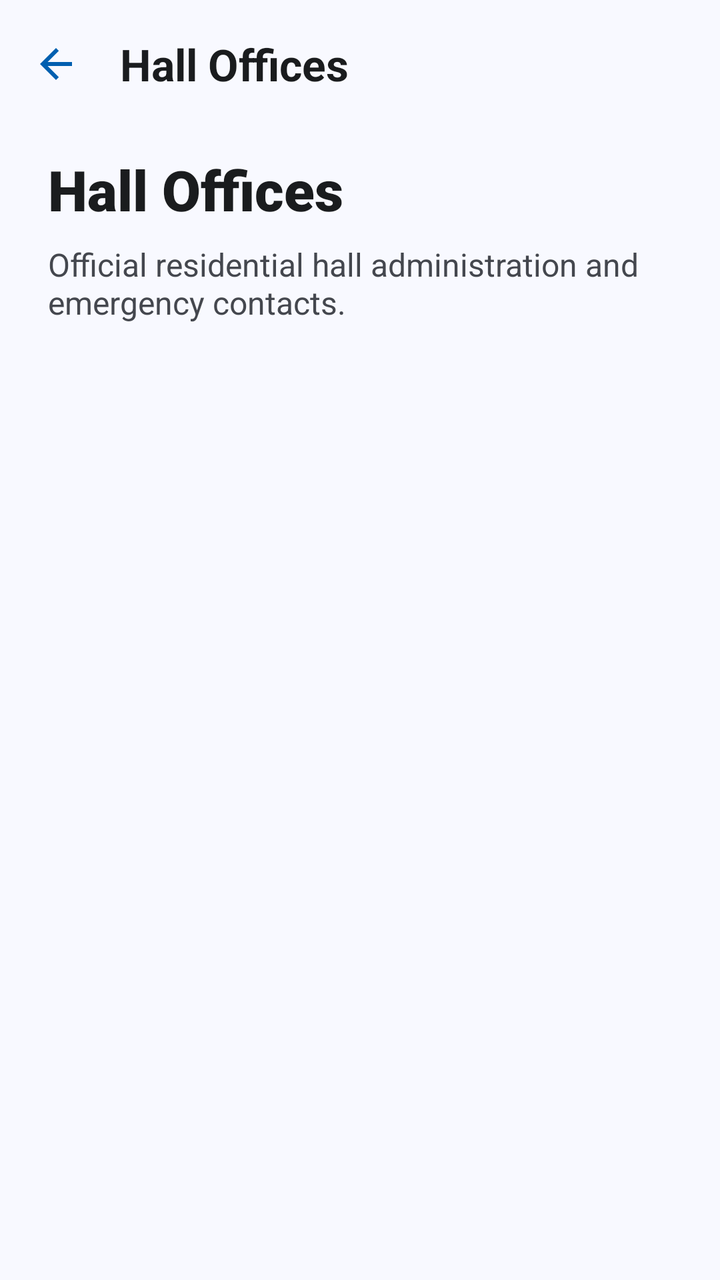
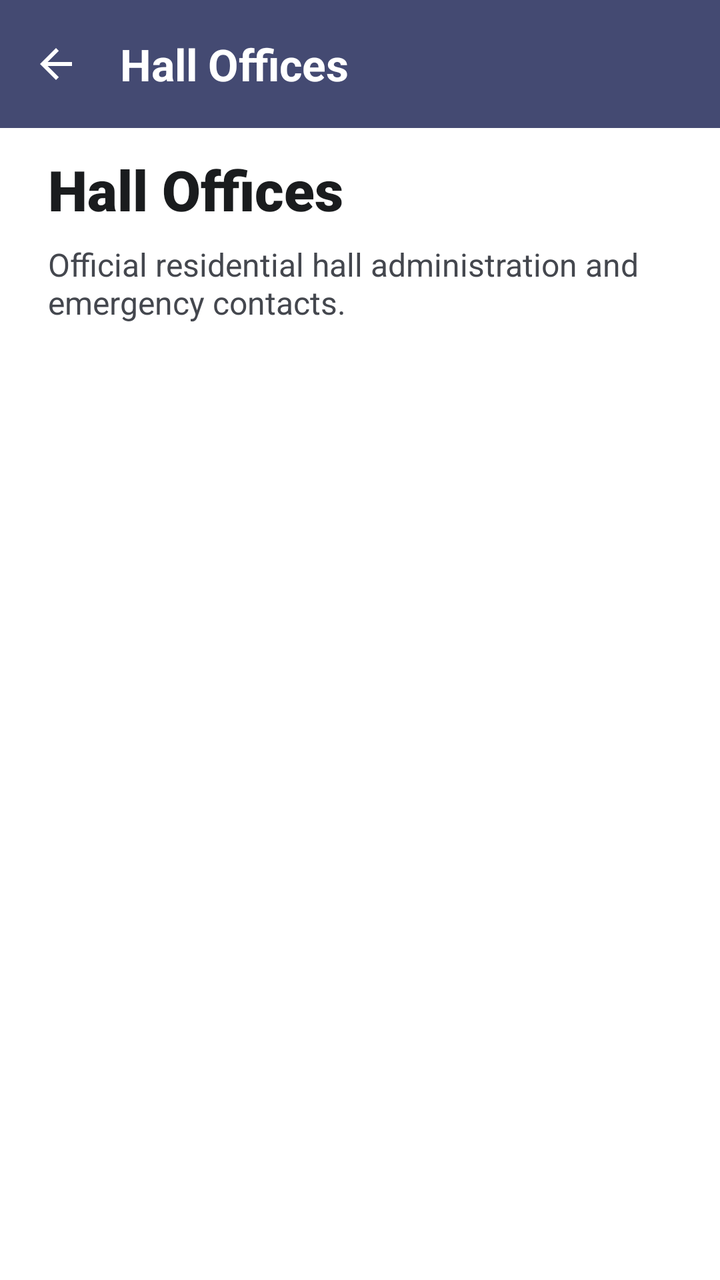

Before-and-after screenshots of an Android layout around one commit, followed by the original layout XML and the change that was made.
<!-- AndroidManifest.xml: application theme Theme.MyDUET -->
<!-- res/layout/activity_hall_list.xml -->
<?xml version="1.0" encoding="utf-8"?>
<androidx.coordinatorlayout.widget.CoordinatorLayout xmlns:android="http://schemas.android.com/apk/res/android"
    xmlns:app="http://schemas.android.com/apk/res-auto"
    android:layout_width="match_parent"
    android:layout_height="match_parent"
    android:background="?android:attr/windowBackground">

    <com.google.android.material.appbar.AppBarLayout
        android:layout_width="match_parent"
        android:layout_height="wrap_content"
        android:background="@android:color/transparent"
        app:elevation="0dp">

        <com.google.android.material.appbar.MaterialToolbar
            android:id="@+id/toolbar"
            android:layout_width="match_parent"
            android:layout_height="?attr/actionBarSize"
            app:navigationIcon="@drawable/ic_back"
            app:navigationIconTint="@color/primary"
            app:title="Hall Offices"
            app:titleTextColor="@color/md_theme_light_onSurface"
            android:fontFamily="sans-serif-medium" />
    </com.google.android.material.appbar.AppBarLayout>

    <androidx.core.widget.NestedScrollView
        android:layout_width="match_parent"
        android:layout_height="match_parent"
        app:layout_behavior="@string/appbar_scrolling_view_behavior">

        <LinearLayout
            android:layout_width="match_parent"
            android:layout_height="wrap_content"
            android:orientation="vertical"
            android:paddingBottom="24dp">

            
            <LinearLayout
                android:layout_width="match_parent"
                android:layout_height="wrap_content"
                android:orientation="vertical"
                android:paddingHorizontal="24dp"
                android:paddingTop="12dp"
                android:paddingBottom="24dp">

                <TextView
                    android:layout_width="wrap_content"
                    android:layout_height="wrap_content"
                    android:text="Hall Offices"
                    android:textColor="?attr/colorOnSurface"
                    android:textSize="28sp"
                    android:textStyle="bold"
                    android:fontFamily="sans-serif-black" />

                <TextView
                    android:layout_width="wrap_content"
                    android:layout_height="wrap_content"
                    android:layout_marginTop="8dp"
                    android:text="Official residential hall administration and emergency contacts."
                    android:textColor="?attr/colorOnSurfaceVariant"
                    android:textSize="16sp" />
            </LinearLayout>

            <androidx.recyclerview.widget.RecyclerView
                android:id="@+id/rvContacts"
                android:layout_width="match_parent"
                android:layout_height="wrap_content"
                android:clipToPadding="false"
                android:nestedScrollingEnabled="false" />

        </LinearLayout>
    </androidx.core.widget.NestedScrollView>

</androidx.coordinatorlayout.widget.CoordinatorLayout>
<!-- resources referenced by this layout -->
<resources>
  <color name="md_theme_light_onSurface">#1A1C1E</color>
  <color name="primary">#005FB0</color>
  <style name="Theme.MyDUET" parent="Base.Theme.MyDUET">
          <item name="android:windowAnimationStyle">@style/ActivityAnimation</item>
      </style>
  <style name="Base.Theme.MyDUET" parent="Theme.Material3.DayNight.NoActionBar">
          
          <item name="colorPrimary">@color/md_theme_light_primary</item>
          <item name="colorOnPrimary">@color/md_theme_light_onPrimary</item>
          <item name="colorPrimaryContainer">@color/md_theme_light_primaryContainer</item>
          <item name="colorOnPrimaryContainer">@color/md_theme_light_onPrimaryContainer</item>
  
          <item name="colorSecondary">@color/md_theme_light_secondary</item>
          <item name="colorOnSecondary">@color/md_theme_light_onSecondary</item>
          <item name="colorSecondaryContainer">@color/md_theme_light_secondaryContainer</item>
          <item name="colorOnSecondaryContainer">@color/md_theme_light_onSecondaryContainer</item>
  
          <item name="android:windowBackground">@color/md_theme_light_background</item>
          <item name="colorSurface">@color/md_theme_light_surface</item>
          <item name="colorOnSurface">@color/md_theme_light_onSurface</item>
          <item name="colorSurfaceVariant">@color/md_theme_light_surfaceVariant</item>
          <item name="colorOnSurfaceVariant">@color/md_theme_light_onSurfaceVariant</item>
          <item name="colorOutline">@color/md_theme_light_outline</item>
  
          
          <item name="android:statusBarColor">@color/md_theme_light_background</item>
          <item name="android:windowLightStatusBar">true</item>
  
          
          <item name="textAppearanceHeadlineLarge">@style/TextAppearance.MyDUET.HeadlineLarge</item>
          <item name="textAppearanceTitleLarge">@style/TextAppearance.MyDUET.TitleLarge</item>
          <item name="textAppearanceBodyLarge">@style/TextAppearance.MyDUET.BodyLarge</item>
      </style>
  <style name="ActivityAnimation" parent="@android:style/Animation.Activity">
          <item name="android:activityOpenEnterAnimation">@anim/slide_in_right</item>
          <item name="android:activityOpenExitAnimation">@anim/fade_out</item>
          <item name="android:activityCloseEnterAnimation">@anim/fade_in</item>
          <item name="android:activityCloseExitAnimation">@anim/slide_out_right</item>
      </style>
  <color name="md_theme_light_primary">#005FB0</color>
  <color name="md_theme_light_onPrimary">#FFFFFF</color>
  <color name="md_theme_light_primaryContainer">#D5E3FF</color>
  <color name="md_theme_light_onPrimaryContainer">#001C3B</color>
  <color name="md_theme_light_secondary">#565E71</color>
  <color name="md_theme_light_onSecondary">#FFFFFF</color>
  <color name="md_theme_light_secondaryContainer">#DAE2F9</color>
  <color name="md_theme_light_onSecondaryContainer">#131C2C</color>
  <color name="md_theme_light_background">#F8F9FF</color>
  <color name="md_theme_light_surface">#FFFFFF</color>
  <color name="md_theme_light_surfaceVariant">#E0E2EC</color>
  <color name="md_theme_light_onSurfaceVariant">#44474E</color>
  <color name="md_theme_light_outline">#74777F</color>
  <style name="TextAppearance.MyDUET.HeadlineLarge" parent="TextAppearance.Material3.HeadlineLarge">
          <item name="android:textStyle">bold</item>
          <item name="android:textColor">?attr/colorOnSurface</item>
      </style>
  <style name="TextAppearance.MyDUET.TitleLarge" parent="TextAppearance.Material3.TitleLarge">
          <item name="android:textStyle">bold</item>
          <item name="android:textColor">?attr/colorOnSurface</item>
      </style>
  <style name="TextAppearance.MyDUET.BodyLarge" parent="TextAppearance.Material3.BodyLarge">
          <item name="android:textColor">?attr/colorOnSurfaceVariant</item>
      </style>
  <!-- unchanged entries left out for length: 1 -->
</resources>

<!-- the commit's change to res/layout/activity_hall_list.xml (unified diff, before → after) -->
@@ -8,17 +8,18 @@
     <com.google.android.material.appbar.AppBarLayout
         android:layout_width="match_parent"
         android:layout_height="wrap_content"
-        android:background="@android:color/transparent"
-        app:elevation="0dp">
+        android:background="?attr/colorPrimary"
+        app:elevation="4dp">
 
         <com.google.android.material.appbar.MaterialToolbar
+            android:background="?attr/colorPrimary"
             android:id="@+id/toolbar"
             android:layout_width="match_parent"
             android:layout_height="?attr/actionBarSize"
             app:navigationIcon="@drawable/ic_back"
-            app:navigationIconTint="@color/primary"
+            app:navigationIconTint="?attr/colorOnPrimary"
             app:title="Hall Offices"
-            app:titleTextColor="@color/md_theme_light_onSurface"
+            app:titleTextColor="?attr/colorOnPrimary"
             android:fontFamily="sans-serif-medium" />
     </com.google.android.material.appbar.AppBarLayout>
 
<!-- resource entries referenced after the edit -->
@@ -1,7 +1,6 @@
 <!-- resources referenced by this layout -->
 <resources>
   <color name="md_theme_light_onSurface">#1A1C1E</color>
-  <color name="primary">#005FB0</color>
   <style name="Theme.MyDUET" parent="Base.Theme.MyDUET">
           <item name="android:windowAnimationStyle">@style/ActivityAnimation</item>
       </style>
@@ -25,8 +24,8 @@
           <item name="colorOutline">@color/md_theme_light_outline</item>
   
           
-          <item name="android:statusBarColor">@color/md_theme_light_background</item>
-          <item name="android:windowLightStatusBar">true</item>
+          <item name="android:statusBarColor">?attr/colorPrimary</item>
+          <item name="android:windowLightStatusBar">false</item>
   
           
           <item name="textAppearanceHeadlineLarge">@style/TextAppearance.MyDUET.HeadlineLarge</item>
@@ -39,17 +38,17 @@
           <item name="android:activityCloseEnterAnimation">@anim/fade_in</item>
           <item name="android:activityCloseExitAnimation">@anim/slide_out_right</item>
       </style>
-  <color name="md_theme_light_primary">#005FB0</color>
+  <color name="md_theme_light_primary">#444A72</color>
   <color name="md_theme_light_onPrimary">#FFFFFF</color>
-  <color name="md_theme_light_primaryContainer">#D5E3FF</color>
-  <color name="md_theme_light_onPrimaryContainer">#001C3B</color>
-  <color name="md_theme_light_secondary">#565E71</color>
+  <color name="md_theme_light_primaryContainer">#DCE0EE</color>
+  <color name="md_theme_light_onPrimaryContainer">#14182B</color>
+  <color name="md_theme_light_secondary">#088BB3</color>
   <color name="md_theme_light_onSecondary">#FFFFFF</color>
-  <color name="md_theme_light_secondaryContainer">#DAE2F9</color>
-  <color name="md_theme_light_onSecondaryContainer">#131C2C</color>
-  <color name="md_theme_light_background">#F8F9FF</color>
+  <color name="md_theme_light_secondaryContainer">#D7EFF7</color>
+  <color name="md_theme_light_onSecondaryContainer">#00202C</color>
+  <color name="md_theme_light_background">#FFFFFF</color>
   <color name="md_theme_light_surface">#FFFFFF</color>
-  <color name="md_theme_light_surfaceVariant">#E0E2EC</color>
+  <color name="md_theme_light_surfaceVariant">#E2E4EE</color>
   <color name="md_theme_light_onSurfaceVariant">#44474E</color>
   <color name="md_theme_light_outline">#74777F</color>
   <style name="TextAppearance.MyDUET.HeadlineLarge" parent="TextAppearance.Material3.HeadlineLarge">
